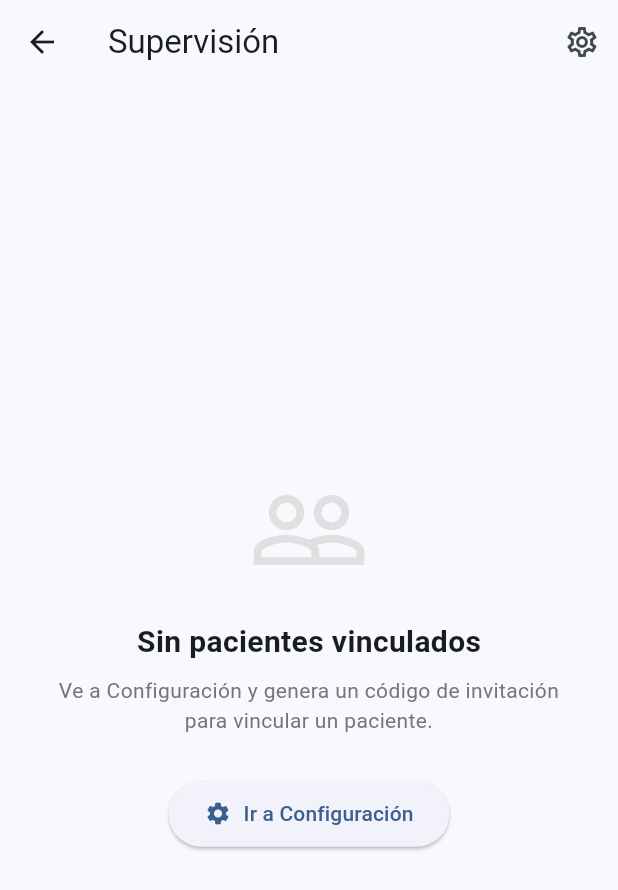
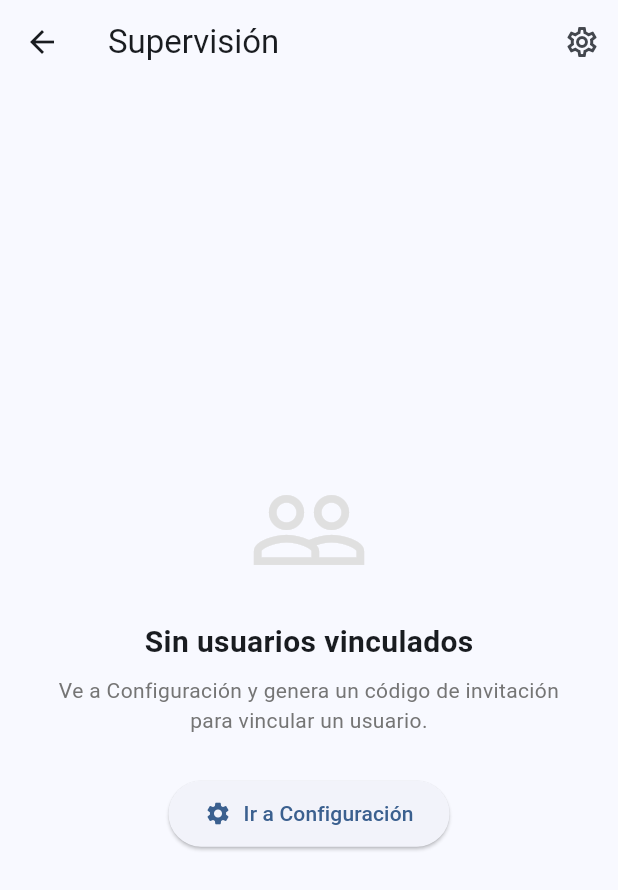
Before and after one commit to Nefta-AR/Organizate, a Flutter app: the TutorSupervisarScreen screen opened directly, on a phone screen of 412 x 824 dp. Shown: the top 890 px of the screen. Run offline on Flutter 3.47's test engine with Material 3 defaults, Android fonts, the phone set to English and light mode, and no system bars; our stand-ins replace audioplayers, cloud_firestore, cloud_functions, firebase_auth, firebase_core, firebase_messaging and 14 more; missing offline and left inert: dart:html, flutter_phone_direct_caller, googleapis; accounts and stored records are empty; project files that could hold a hidden picture were left out.

Commit message:
cambio de "panciente" a usuario

```diff
--- a/lib/core/navigation/auth_gate.dart
+++ b/lib/core/navigation/auth_gate.dart
@@ -98,7 +98,8 @@ class RoleDispatcher extends StatelessWidget {
   Widget build(BuildContext context) {
     return switch (role) {
       'tutor' => const TutorSupervisarScreen(),
-      'paciente_tea' => const PantallaPacienteTEA(),
+      'usuario_tea' => const PantallaPacienteTEA(),
+      'paciente_tea' => const PantallaPacienteTEA(), // legacy
       _ => const HomeScreen(),
     };
   }
--- a/lib/core/router/app_router.dart
+++ b/lib/core/router/app_router.dart
@@ -8,8 +8,8 @@ import '../../features/tea_board/screens/pantalla_paciente_tea.dart';
 class AppRouter {
   static const String onboarding = '/onboarding';
   static const String home = '/home';
-  static const String pacienteTea = '/paciente-tea';
-  static const String vincularPaciente = '/vincular-paciente';
+  static const String usuarioTea = '/usuario-tea';
+  static const String vincularUsuario = '/vincular-usuario';
 
   static Route<dynamic> onGenerateRoute(RouteSettings settings) {
     switch (settings.name) {
@@ -17,9 +17,9 @@ class AppRouter {
         return _fade(const OnboardingScreen(), settings);
       case home:
         return _fade(const HomeScreen(), settings);
-      case pacienteTea:
+      case usuarioTea:
         return _fade(const PantallaPacienteTEA(), settings);
-      case vincularPaciente:
+      case vincularUsuario:
         return _fade(const PacienteVinculacionScreen(), settings);
       default:
         return MaterialPageRoute(
--- a/lib/core/services/auth_service.dart
+++ b/lib/core/services/auth_service.dart
@@ -4,7 +4,7 @@ import 'package:flutter/foundation.dart';
 import 'package:google_sign_in/google_sign_in.dart';
 
 // ignore: constant_identifier_names
-enum UserRole { tutor, paciente_tdah, paciente_tea, usuario_general }
+enum UserRole { tutor, usuario_tdah, usuario_tea, usuario_general }
 
 class AuthService {
   AuthService._();
@@ -60,7 +60,7 @@ class AuthService {
         'invitationCodes': {},
         'kioskModeEnabled': false,
       },
-      if (role == UserRole.paciente_tdah || role == UserRole.paciente_tea) ...{
+      if (role == UserRole.usuario_tdah || role == UserRole.usuario_tea) ...{
         'linkedTutors': {},
         'acceptedInvitationCode': null,
       },
@@ -144,9 +144,9 @@ class AuthService {
       if (hasTutorFields) {
         roleStr = 'tutor';
       } else if (hasTeaFields) {
-        roleStr = 'paciente_tea';
+        roleStr = 'usuario_tea';
       } else if (hasPatientFields) {
-        roleStr = 'paciente_tdah';
+        roleStr = 'usuario_tdah';
       } else {
         roleStr = 'usuario_general';
       }
@@ -159,7 +159,7 @@ class AuthService {
             'invitationCodes': {},
             'kioskModeEnabled': false,
           },
-          if (roleStr == 'paciente_tdah' || roleStr == 'paciente_tea') ...{
+          if (roleStr == 'usuario_tdah' || roleStr == 'usuario_tea') ...{
             'linkedTutors': {},
             'acceptedInvitationCode': null,
           },
@@ -168,21 +168,28 @@ class AuthService {
       );
     }
 
-    if (roleStr == 'paciente') {
+    // Migrar roles legacy a los nuevos nombres
+    if (roleStr == 'paciente' || roleStr == 'paciente_tdah') {
+      roleStr = 'usuario_tdah';
       await _firestore.collection(_usersCollection).doc(user.uid).set(
-        {'role': 'paciente_tdah', 'linkedTutors': {}, 'acceptedInvitationCode': null},
+        {'role': roleStr, 'linkedTutors': {}, 'acceptedInvitationCode': null},
         SetOptions(merge: true),
       );
-      roleStr = 'paciente_tdah';
+    } else if (roleStr == 'paciente_tea') {
+      roleStr = 'usuario_tea';
+      await _firestore.collection(_usersCollection).doc(user.uid).set(
+        {'role': roleStr},
+        SetOptions(merge: true),
+      );
     }
 
     switch (roleStr) {
       case 'tutor':
         return UserRole.tutor;
-      case 'paciente_tdah':
-        return UserRole.paciente_tdah;
-      case 'paciente_tea':
-        return UserRole.paciente_tea;
+      case 'usuario_tdah':
+        return UserRole.usuario_tdah;
+      case 'usuario_tea':
+        return UserRole.usuario_tea;
       case 'usuario_general':
         return UserRole.usuario_general;
       default:
@@ -210,9 +217,9 @@ class AuthService {
         if (hasTutorFields) {
           roleStr = 'tutor';
         } else if (hasTeaFields) {
-          roleStr = 'paciente_tea';
+          roleStr = 'usuario_tea';
         } else if (hasPatientFields) {
-          roleStr = 'paciente_tdah';
+          roleStr = 'usuario_tdah';
         } else {
           roleStr = 'usuario_general';
         }
@@ -225,7 +232,7 @@ class AuthService {
               'invitationCodes': {},
               'kioskModeEnabled': false,
             },
-            if (roleStr == 'paciente_tdah' || roleStr == 'paciente_tea') ...{
+            if (roleStr == 'usuario_tdah' || roleStr == 'usuario_tea') ...{
               'linkedTutors': {},
               'acceptedInvitationCode': null,
             },
@@ -234,21 +241,28 @@ class AuthService {
         );
       }
 
-      if (roleStr == 'paciente') {
+      // Migrar roles legacy a los nuevos nombres
+      if (roleStr == 'paciente' || roleStr == 'paciente_tdah') {
+        roleStr = 'usuario_tdah';
         await _firestore.collection(_usersCollection).doc(user.uid).set(
-          {'role': 'paciente_tdah', 'linkedTutors': {}, 'acceptedInvitationCode': null},
+          {'role': roleStr, 'linkedTutors': {}, 'acceptedInvitationCode': null},
           SetOptions(merge: true),
         );
-        roleStr = 'paciente_tdah';
+      } else if (roleStr == 'paciente_tea') {
+        roleStr = 'usuario_tea';
+        await _firestore.collection(_usersCollection).doc(user.uid).set(
+          {'role': roleStr},
+          SetOptions(merge: true),
+        );
       }
 
       switch (roleStr) {
         case 'tutor':
           return UserRole.tutor;
-        case 'paciente_tdah':
-          return UserRole.paciente_tdah;
-        case 'paciente_tea':
-          return UserRole.paciente_tea;
+        case 'usuario_tdah':
+          return UserRole.usuario_tdah;
+        case 'usuario_tea':
+          return UserRole.usuario_tea;
         case 'usuario_general':
           return UserRole.usuario_general;
         default:
@@ -345,8 +359,8 @@ class AuthService {
     if (patient == null) throw Exception('No hay usuario autenticado.');
 
     final role = await getUserRole();
-    if (role != UserRole.paciente_tdah && role != UserRole.paciente_tea) {
-      throw Exception('Solo los pacientes pueden aceptar códigos de invitación.');
+    if (role != UserRole.usuario_tdah && role != UserRole.usuario_tea) {
+      throw Exception('Solo los usuarios pueden aceptar códigos de invitación.');
     }
 
     final validation = await validateInvitationCode(code);
--- a/lib/core/widgets/custom_nav_bar.dart
+++ b/lib/core/widgets/custom_nav_bar.dart
@@ -37,7 +37,7 @@ class _CustomNavBarState extends State<CustomNavBar> {
     if (mounted) setState(() => _role = doc.data()?['role'] as String?);
   }
 
-  bool get _isTea => _role == 'paciente_tea';
+  bool get _isTea => _role == 'usuario_tea' || _role == 'paciente_tea';
 
   Widget _screenForIndex(int index) => switch (index) {
         0 => const HomeScreen(),
--- a/lib/features/auth/screens/role_selection_screen.dart
+++ b/lib/features/auth/screens/role_selection_screen.dart
@@ -36,8 +36,8 @@ class _RoleSelectionScreenState extends State<RoleSelectionScreen> {
 
       final userRole = switch (role) {
         'tutor' => UserRole.tutor,
-        'paciente_tdah' => UserRole.paciente_tdah,
-        'paciente_tea' => UserRole.paciente_tea,
+        'usuario_tdah' => UserRole.usuario_tdah,
+        'usuario_tea' => UserRole.usuario_tea,
         _ => UserRole.usuario_general,
       };
 
@@ -116,27 +116,27 @@ class _RoleSelectionScreenState extends State<RoleSelectionScreen> {
               ),
               const SizedBox(height: 16),
               _RoleCard(
-                role: 'paciente_tdah',
-                label: 'Paciente TDAH',
+                role: 'usuario_tdah',
+                label: 'Usuario TDAH',
                 description: 'Gestiona tu foco, rutinas\ny bienestar diario',
                 icon: Icons.bolt_rounded,
                 cardColor: const Color(0xFFF5F1EE),
                 accentColor: const Color(0xFFB89270),
-                isLoading: _loadingRole == 'paciente_tdah',
+                isLoading: _loadingRole == 'usuario_tdah',
                 isDisabled: _loadingRole != null,
-                onTap: () => _selectRole('paciente_tdah'),
+                onTap: () => _selectRole('usuario_tdah'),
               ),
               const SizedBox(height: 16),
               _RoleCard(
-                role: 'paciente_tea',
-                label: 'Paciente TEA',
+                role: 'usuario_tea',
+                label: 'Usuario TEA',
                 description: 'Comunicación con pictogramas\ny voz',
                 icon: Icons.record_voice_over_rounded,
                 cardColor: const Color(0xFFF1EEF6),
                 accentColor: const Color(0xFF9B8DB2),
-                isLoading: _loadingRole == 'paciente_tea',
+                isLoading: _loadingRole == 'usuario_tea',
                 isDisabled: _loadingRole != null,
-                onTap: () => _selectRole('paciente_tea'),
+                onTap: () => _selectRole('usuario_tea'),
               ),
               const Spacer(),
               const Text(
--- a/lib/features/tutor_dashboard/screens/settings_screen.dart
+++ b/lib/features/tutor_dashboard/screens/settings_screen.dart
@@ -397,7 +397,7 @@ class _SettingsScreenState extends State<SettingsScreen> {
                   _buildVinculacionCard(),
                   const SizedBox(height: 16),
                 ],
-                if (role == 'paciente_tea' || role == 'paciente_tdah') ...[
+                if (role == 'usuario_tea' || role == 'usuario_tdah' || role == 'paciente_tea' || role == 'paciente_tdah') ...[
                   _buildVinculacionPacienteCard(),
                   const SizedBox(height: 16),
                 ],
@@ -405,7 +405,7 @@ class _SettingsScreenState extends State<SettingsScreen> {
                 const SizedBox(height: 16),
                 _buildNotificacionesCard(notiTaskEnabled, notiOffset),
                 const SizedBox(height: 16),
-                if (role != 'paciente_tea') ...[
+                if (role != 'usuario_tea' && role != 'paciente_tea') ...[
                   _buildFocoCard(
                     pomodoroSoundEnabled,
                     pomodoroVibrationEnabled,
@@ -529,10 +529,10 @@ class _SettingsScreenState extends State<SettingsScreen> {
             const EdgeInsets.symmetric(horizontal: 16, vertical: 8),
         leading: const Icon(Icons.people_alt_outlined,
             color: _Palette.accent, size: 28),
-        title: const Text('Vincular pacientes',
+        title: const Text('Vincular usuarios',
             style: TextStyle(fontWeight: FontWeight.w600)),
         subtitle: const Text(
-            'Genera códigos y gestiona pacientes vinculados',
+            'Genera códigos y gestiona usuarios vinculados',
             style: TextStyle(color: _Palette.textMuted, fontSize: 14)),
         trailing: const Icon(Icons.chevron_right),
         onTap: () => Navigator.push(
@@ -744,8 +744,10 @@ class _SettingsScreenState extends State<SettingsScreen> {
     final roleLabel = switch (currentRole) {
       'usuario_general' => 'Usuario General',
       'tutor' => 'Tutor',
-      'paciente_tdah' => 'Paciente TDAH',
-      'paciente_tea' => 'Paciente TEA',
+      'usuario_tdah' => 'Usuario TDAH',
+      'usuario_tea' => 'Usuario TEA',
+      'paciente_tdah' => 'Usuario TDAH',
+      'paciente_tea' => 'Usuario TEA',
       _ => currentRole.isEmpty ? 'Sin rol asignado' : currentRole,
     };
 
--- a/lib/features/tutor_dashboard/screens/tutor_supervise_screen.dart
+++ b/lib/features/tutor_dashboard/screens/tutor_supervise_screen.dart
@@ -86,7 +86,7 @@ class _TutorSupervisarScreenState extends State<TutorSupervisarScreen> {
             Padding(
               padding: const EdgeInsets.fromLTRB(16, 12, 16, 4),
               child: Text(
-                'Cambiar paciente',
+                'Cambiar usuario',
                 style: Theme.of(ctx)
                     .textTheme
                     .titleMedium
@@ -263,13 +263,13 @@ class _TutorSupervisarScreenState extends State<TutorSupervisarScreen> {
                   size: 80, color: Colors.grey.shade300),
               const SizedBox(height: 20),
               const Text(
-                'Sin pacientes vinculados',
+                'Sin usuarios vinculados',
                 style:
                     TextStyle(fontSize: 20, fontWeight: FontWeight.bold),
               ),
               const SizedBox(height: 8),
               Text(
-                'Ve a Configuración y genera un código de invitación para vincular un paciente.',
+                'Ve a Configuración y genera un código de invitación para vincular un usuario.',
                 style: TextStyle(color: Colors.grey.shade600),
                 textAlign: TextAlign.center,
               ),
--- a/lib/features/tutor_dashboard/screens/tutor_vinculacion_screen.dart
+++ b/lib/features/tutor_dashboard/screens/tutor_vinculacion_screen.dart
@@ -55,7 +55,7 @@ class _TutorVinculacionScreenState extends State<TutorVinculacionScreen> {
     final confirmed = await showDialog<bool>(
       context: context,
       builder: (ctx) => AlertDialog(
-        title: const Text('Desvincular paciente'),
+        title: const Text('Desvincular usuario'),
         content: Text('¿Estás seguro de que deseas desvincular a $patientName?'),
         actions: [
           TextButton(
@@ -153,7 +153,7 @@ class _TutorVinculacionScreenState extends State<TutorVinculacionScreen> {
           ),
           const SizedBox(height: 8),
           const Text(
-            'El paciente deberá ingresar este código para vincularse contigo. El código expira en 7 días.',
+            'El usuario deberá ingresar este código para vincularse contigo. El código expira en 7 días.',
             style: TextStyle(fontSize: 13, color: Colors.white70),
           ),
           const SizedBox(height: 16),
@@ -259,7 +259,7 @@ class _TutorVinculacionScreenState extends State<TutorVinculacionScreen> {
                 Icon(Icons.people_outline, size: 48, color: Colors.grey.shade400),
                 const SizedBox(height: 8),
                 Text(
-                  'No tienes pacientes vinculados aún',
+                  'No tienes usuarios vinculados aún',
                   style: TextStyle(color: Colors.grey.shade600),
                   textAlign: TextAlign.center,
                 ),
```
Also changed, not shown: 5 other files.
